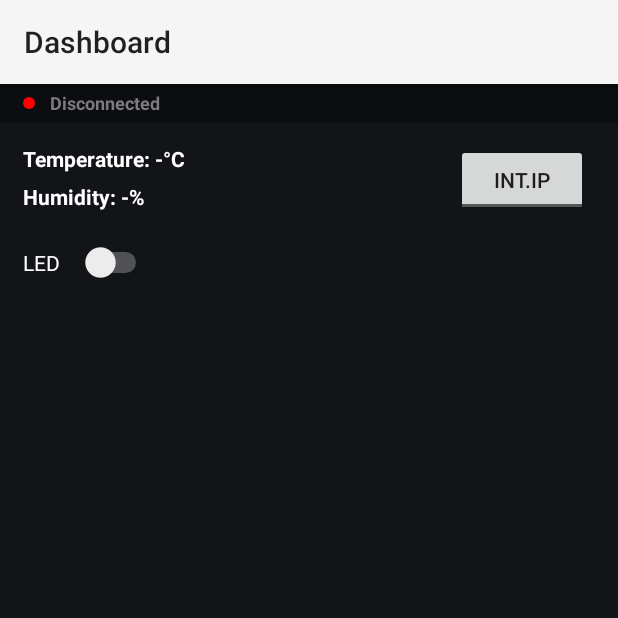
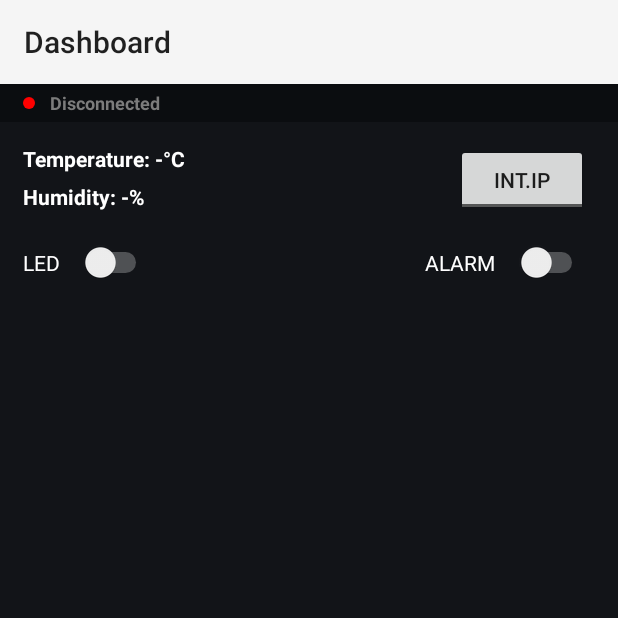
Before and after one commit to radjavi/smarthome, an Android app: the screen it shows after launch (MainActivity), on a phone screen of 412 x 824 dp, the top half of it. Run offline under Robolectric (Android 15) with nearby library versions, the phone set to English and light mode, and no system bars; libraries missing offline, so code that uses them is left out: com.github.nkzawa.emitter, com.github.nkzawa.socketio; 7 statements that could not run were skipped.

Commit message:
+ firebase notifications, motion detector, alarm switch
Motion detector has been added to the rpi. When motion is detected (and alarm switch is on), a notification is sent through firebase to devices subscribed to topic 'all'.

```diff
--- a/android/app/src/main/java/radjavi/smarthome/MainFragment.java
+++ b/android/app/src/main/java/radjavi/smarthome/MainFragment.java
@@ -17,6 +17,7 @@ import android.widget.ToggleButton;
 import com.github.nkzawa.emitter.Emitter;
 import com.github.nkzawa.socketio.client.IO;
 import com.github.nkzawa.socketio.client.Socket;
+import com.google.firebase.messaging.FirebaseMessaging;
 
 import org.json.JSONException;
 import org.json.JSONObject;
@@ -46,6 +47,7 @@ public class MainFragment extends Fragment {
     private Socket mSocket;
     private FrameLayout connectionStatus;
     private Switch ledSwitch;
+    private Switch alarmSwitch;
     private ToggleButton ipToggle;
     private TextView tempText;
     private TextView humidText;
@@ -88,6 +90,7 @@ public class MainFragment extends Fragment {
     private void connectSocket() {
         mSocket.connect();
         mSocket.on("led", ledListen);
+        mSocket.on("alarm", alarmListen);
         mSocket.on("tempSensor", tempListen);
         mSocket.on("connect", socketConnect);
         mSocket.on("disconnect", socketDisconnect);
@@ -96,6 +99,7 @@ public class MainFragment extends Fragment {
     private void disconnectSocket() {
         mSocket.disconnect();
         mSocket.off("led", ledListen);
+        mSocket.off("alarm", alarmListen);
         mSocket.off("tempSensor", tempListen);
     }
 
@@ -167,6 +171,25 @@ public class MainFragment extends Fragment {
         }
     };
 
+    private Emitter.Listener alarmListen = new Emitter.Listener() {
+        @Override
+        public void call(final Object... args) {
+            getActivity().runOnUiThread(new Runnable() {
+                @Override
+                public void run() {
+                    JSONObject data = (JSONObject) args[0];
+                    Boolean value;
+                    try {
+                        value = data.getBoolean("value");
+                        alarmSwitch.setChecked(value);
+                    } catch (JSONException e) {
+                        return;
+                    }
+                }
+            });
+        }
+    };
+
     private Emitter.Listener tempListen = new Emitter.Listener() {
         @Override
         public void call(final Object... args) {
@@ -213,23 +236,37 @@ public class MainFragment extends Fragment {
         getActivity().setTitle("Dashboard");
         mSocket = createSocket(intIp);
         connectSocket();
+        FirebaseMessaging.getInstance().subscribeToTopic("all");
 
         ipToggle = (ToggleButton) view.findViewById(R.id.ipToggle);
         ledSwitch = (Switch) view.findViewById(R.id.ledSwitch);
+        alarmSwitch = (Switch) view.findViewById(R.id.alarmSwitch);
         tempText = (TextView) view.findViewById(R.id.temperature);
         humidText = (TextView) view.findViewById(R.id.humidity);
         connectionStatus = (FrameLayout) view.findViewById(R.id.connectionStatus);
         connectionStatusText = (TextView) view.findViewById(R.id.connectionStatusText);
 
-        ledSwitch.setOnCheckedChangeListener(new CompoundButton.OnCheckedChangeListener() {
-            public void onCheckedChanged(CompoundButton buttonView, boolean isChecked) {
+        ledSwitch.setOnClickListener(new View.OnClickListener() {
+            public void onClick(View view) {
                 JSONObject json = new JSONObject();
                 try {
-                    json.put("value", isChecked);
+                    json.put("value", ledSwitch.isChecked());
                 } catch (JSONException e) {
                     e.printStackTrace();
                 }
                 mSocket.emit("led", json);
+            }
+        });
+
+        alarmSwitch.setOnClickListener(new View.OnClickListener() {
+            public void onClick(View view) {
+                JSONObject json = new JSONObject();
+                try {
+                    json.put("value", alarmSwitch.isChecked());
+                } catch (JSONException e) {
+                    e.printStackTrace();
+                }
+                mSocket.emit("alarm", json);
             }
         });
 
--- a/android/app/src/main/java/radjavi/smarthome/MyFirebaseInstanceIDService.java
+++ b/android/app/src/main/java/radjavi/smarthome/MyFirebaseInstanceIDService.java
@@ -4,6 +4,7 @@ import android.util.Log;
 
 import com.google.firebase.iid.FirebaseInstanceId;
 import com.google.firebase.iid.FirebaseInstanceIdService;
+import com.google.firebase.messaging.FirebaseMessaging;
 
 import static android.content.ContentValues.TAG;
 
--- a/android/app/src/main/res/layout/fragment_main.xml
+++ b/android/app/src/main/res/layout/fragment_main.xml
@@ -73,6 +73,19 @@
         android:text="LED    "
         />
 
+    <Switch
+        android:id="@+id/alarmSwitch"
+        android:trackTint="@color/colorPrimaryLight"
+        android:textColor="@color/colorPrimaryLight"
+        android:layout_width="wrap_content"
+        android:layout_height="wrap_content"
+        android:layout_gravity="right"
+        android:layout_marginRight="20dp"
+        android:layout_marginTop="105dp"
+        android:checked="false"
+        android:text="ALARM    "
+        />
+
     <ToggleButton
         android:id="@+id/ipToggle"
         android:layout_width="wrap_content"
```
Also changed, not shown: 2 other files.
